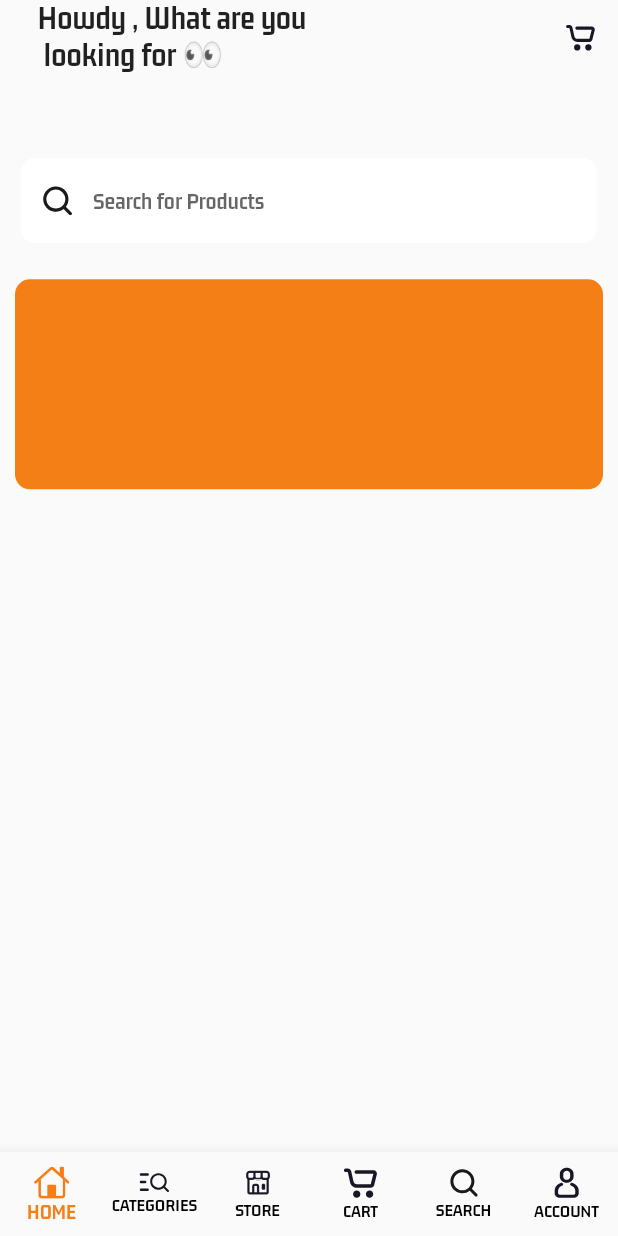
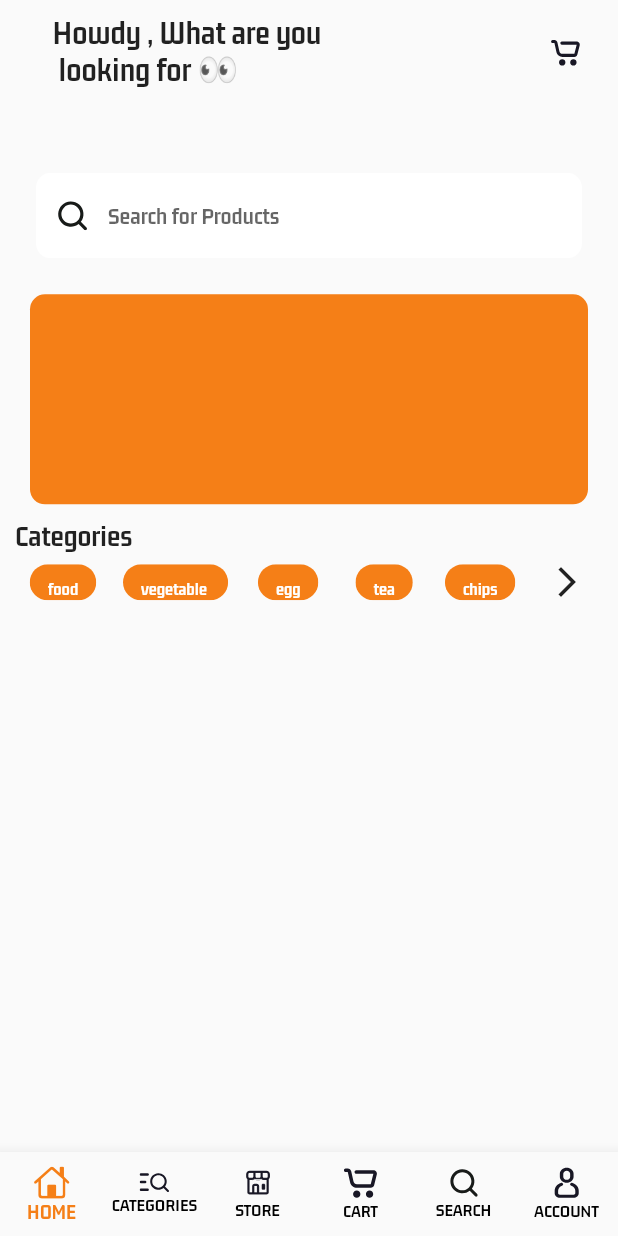
Before and after one commit to yachawadmansi/Multivendor, a Flutter app: the screen it shows after launch, on a phone screen of 412 x 824 dp. Run offline on Flutter 3.47's test engine with Material 2 defaults, Android fonts, the light colour scheme and no system bars; our stand-ins replace cloud_firestore, firebase_core, flutter_svg; accounts and stored records are empty.

```diff
--- a/lib/nav_screens/home_screen.dart
+++ b/lib/nav_screens/home_screen.dart
@@ -4,6 +4,7 @@
 import 'package:flutter/src/widgets/framework.dart';
 import 'package:flutter_svg/flutter_svg.dart';
 import 'package:multivendor/nav_screens/widgets/banner_widget.dart';
+import 'package:multivendor/nav_screens/widgets/category_text.dart';
 import 'package:multivendor/nav_screens/widgets/search_input_widget.dart';
 import 'package:multivendor/nav_screens/widgets/welcome_text_screen.dart';
 
@@ -12,7 +13,10 @@
 
   @override
   Widget build(BuildContext context) {
-    return Column(
+    return Padding(
+      padding: const EdgeInsets.all(10.0),
+      child: Column(
+        crossAxisAlignment: CrossAxisAlignment.start,
         children: [
           Welcometext(),
           SizedBox(
@@ -20,7 +24,9 @@
           ),
           searchwidget(),
           Bannerwidget(),
+          CategoryText(),
         ],
+      ),
     );
   }
 }
--- a/lib/nav_screens/widgets/banner_widget.dart
+++ b/lib/nav_screens/widgets/banner_widget.dart
@@ -1,9 +1,7 @@
 import 'package:cloud_firestore/cloud_firestore.dart';
-import 'package:flutter/cupertino.dart';
 import 'package:flutter/material.dart';
-import 'package:flutter/src/widgets/container.dart';
-import 'package:flutter/src/widgets/framework.dart';
 
+// ignore: use_key_in_widget_constructors
 class Bannerwidget extends StatefulWidget {
   @override
   State<Bannerwidget> createState() => _BannerwidgetState();
@@ -18,7 +16,7 @@
 
   getBanners() {
     return _firestore
-        .collection('banner')
+        .collection('banners')
         .get()
         .then((QuerySnapshot querySnapshot) {
       querySnapshot.docs.forEach((doc) {
@@ -49,9 +47,12 @@
           child: PageView.builder(
               itemCount: _bannerimage.length,
               itemBuilder: (context, index) {
-                return Image.network(
-                  _bannerimage[index],
-                  fit: BoxFit.cover,
+                return ClipRRect(
+                  borderRadius: BorderRadius.circular(10.0),
+                  child: Image.network(
+                    _bannerimage[index],
+                    fit: BoxFit.cover,
+                  ),
                 );
               })),
     );
--- /dev/null
+++ b/lib/nav_screens/widgets/category_text.dart
@@ -0,0 +1,60 @@
+import 'package:flutter/cupertino.dart';
+import 'package:flutter/material.dart';
+import 'package:flutter/src/widgets/container.dart';
+import 'package:flutter/src/widgets/framework.dart';
+
+class CategoryText extends StatelessWidget {
+  // const CategoryText({super.key});
+
+  final List<String> _categorylable = [
+    'food',
+    'vegetable ',
+    'egg',
+    'tea',
+    'chips',
+    'groceries',
+    'fruits'
+  ];
+  @override
+  Widget build(BuildContext context) {
+    return Column(
+      crossAxisAlignment: CrossAxisAlignment.start,
+      // ignore: prefer_const_literals_to_create_immutables
+      children: [
+        Text(
+          'Categories',
+          style: TextStyle(fontSize: 20.0),
+        ),
+        Container(
+          height: 40,
+          child: Row(
+            children: [
+              Expanded(
+                  child: ListView.builder(
+                      scrollDirection: Axis.horizontal,
+                      itemCount: _categorylable.length,
+                      itemBuilder: (context, index) {
+                        return Padding(
+                          padding: const EdgeInsets.all(8.0),
+                          child: ActionChip(
+                              backgroundColor: Colors.yellow.shade900,
+                              onPressed: () {},
+                              label: Center(
+                                child: Text(
+                                  _categorylable[index],
+                                  style: TextStyle(
+                                      color: Colors.white,
+                                      fontSize: 12,
+                                      fontWeight: FontWeight.bold),
+                                ),
+                              )),
+                        );
+                      })),
+              IconButton(onPressed: () {}, icon: Icon(Icons.arrow_forward_ios))
+            ],
+          ),
+        )
+      ],
+    );
+  }
+}
```
Also changed, not shown: 1 other file. Lines whose indentation alone changed are shown as unchanged.
